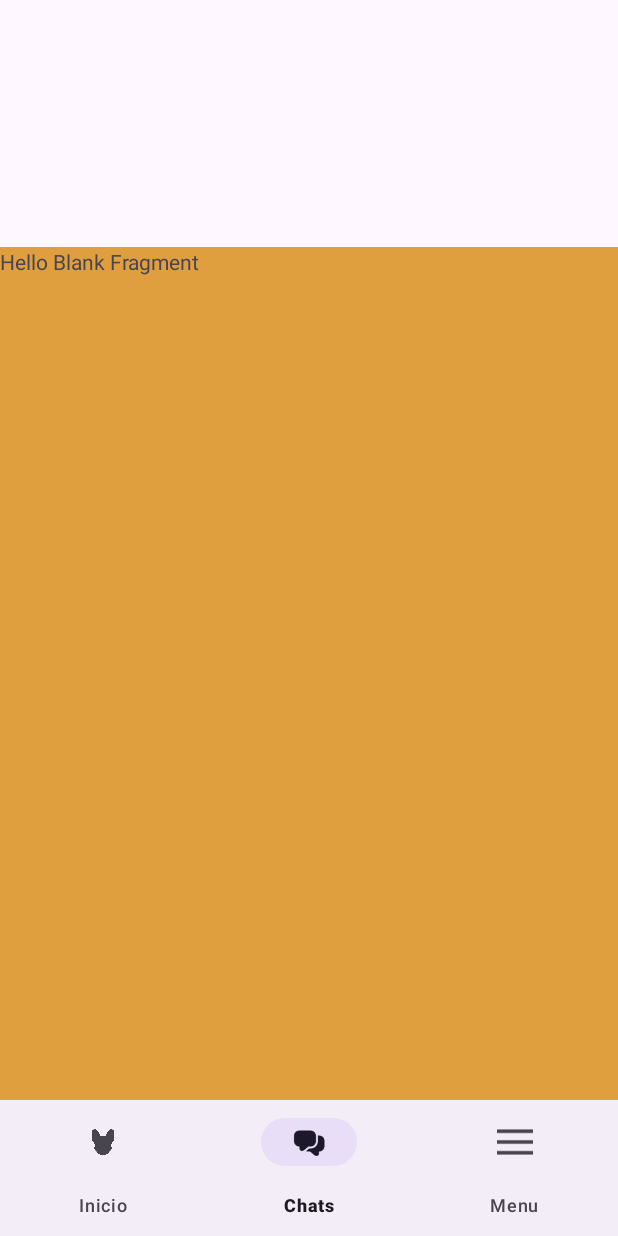
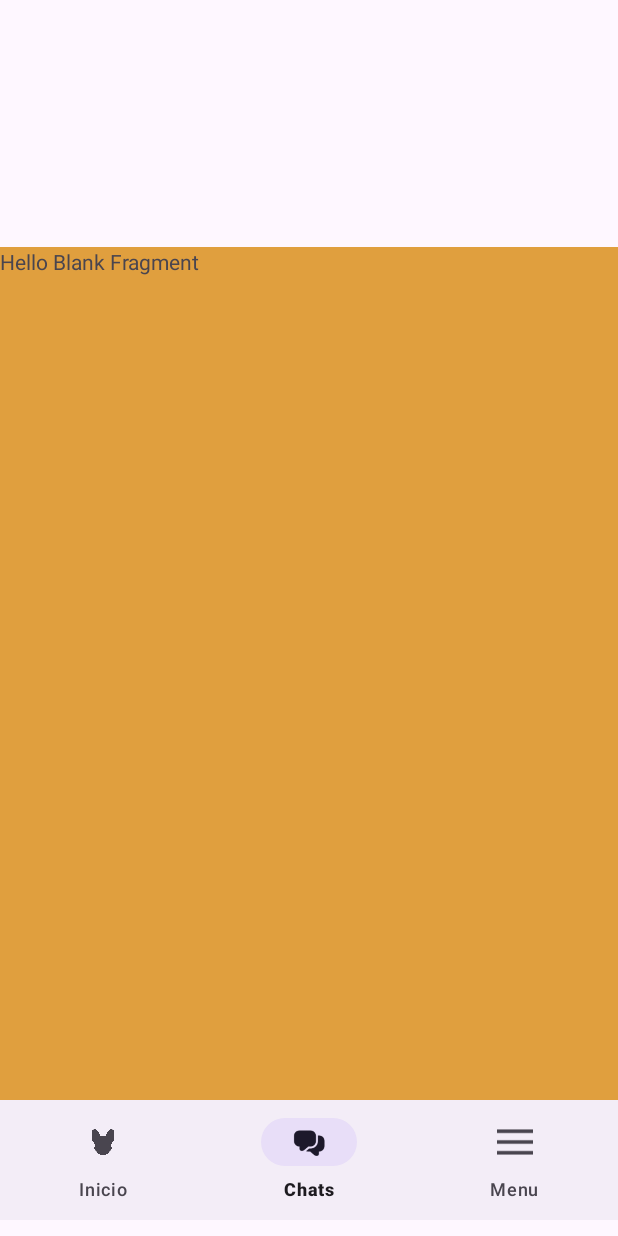
Before and after one commit to nelsonfacundo/Pet_Friends_APP, an Android app: the MainActivity screen opened directly, with no data from a screen before it, item 2 of the bottom bar chosen, on a phone screen of 412 x 824 dp. Run offline under Robolectric (Android 15) with nearby library versions, the phone set to English and light mode, and no system bars; our stand-ins replace navigation-ui.

Commit message:
Visualizar iconos  bottom bat

```diff
--- a/app/src/main/res/layout/activity_main.xml
+++ b/app/src/main/res/layout/activity_main.xml
@@ -40,11 +40,15 @@
     <com.google.android.material.bottomnavigation.BottomNavigationView
         android:id="@+id/bottom_var"
         android:layout_width="match_parent"
-        android:layout_height="0dp"
+        android:layout_height="wrap_content"
         app:layout_constraintBottom_toBottomOf="parent"
         app:layout_constraintEnd_toEndOf="parent"
         app:layout_constraintStart_toStartOf="parent"
         app:layout_constraintTop_toTopOf="@+id/guideline"
+        app:layout_constraintVertical_bias="0.0"
+        app:itemHorizontalTranslationEnabled="true"
+        app:labelVisibilityMode="auto"
+        app:layout_constraintTop_toBottomOf="@+id/main"
         app:menu="@menu/main_menu"/>
 
 </androidx.constraintlayout.widget.ConstraintLayout>
```
